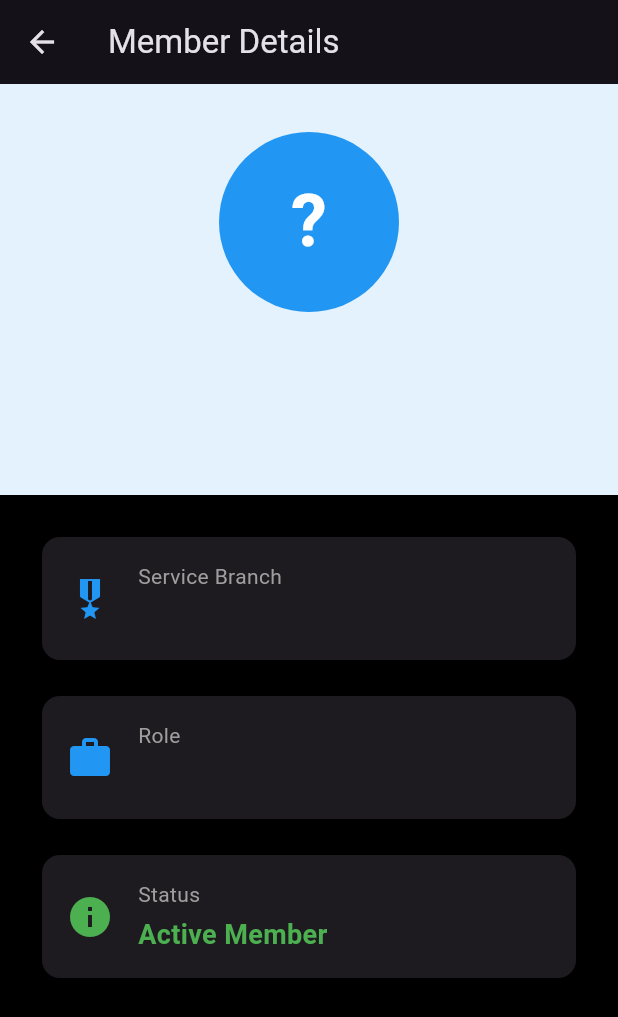
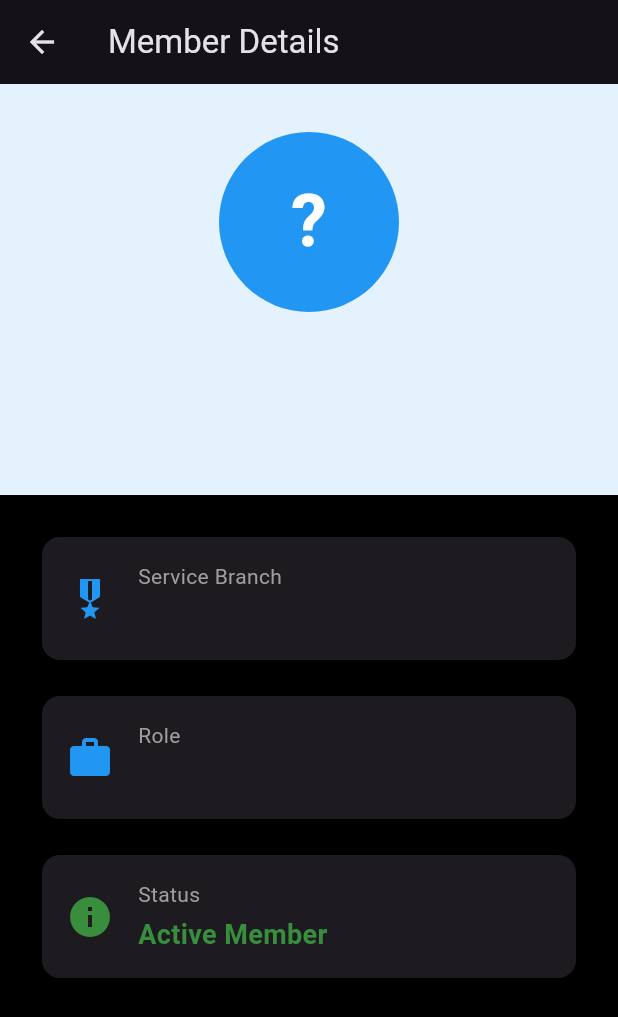
Before and after one commit to beetsolutions/veteran-app, a Flutter app: the MemberDetailScreen screen opened directly with empty values, on a phone screen of 412 x 824 dp. Shown: the top 1017 px of the screen. Run offline on Flutter 3.47's test engine with Material 3 defaults, Android fonts, the phone set to English and light mode, and no system bars.

Commit message:
Fix color contrast and shade accessor issues
Co-authored-by: beetsolutions <10226675+beetsolutions@users.noreply.github.com>

```diff
--- a/lib/screens/member_detail_screen.dart
+++ b/lib/screens/member_detail_screen.dart
@@ -29,11 +29,11 @@ class MemberDetailScreen extends StatelessWidget {
   Color _getStatusColor() {
     switch (status) {
       case MemberStatus.active:
-        return Colors.green;
+        return Colors.green.shade700;
       case MemberStatus.suspended:
-        return Colors.orange;
+        return Colors.orange.shade800;
       case MemberStatus.dismissed:
-        return Colors.red;
+        return Colors.red.shade700;
     }
   }
 
--- a/lib/screens/tab_screens/members_tab.dart
+++ b/lib/screens/tab_screens/members_tab.dart
@@ -91,7 +91,7 @@ class MembersTab extends StatelessWidget {
             style: TextStyle(
               fontSize: 16,
               fontWeight: FontWeight.bold,
-              color: color.shade700,
+              color: color,
             ),
           ),
           const SizedBox(width: 8),
@@ -106,7 +106,7 @@ class MembersTab extends StatelessWidget {
               style: TextStyle(
                 fontSize: 12,
                 fontWeight: FontWeight.bold,
-                color: color.shade700,
+                color: color,
               ),
             ),
           ),
```
